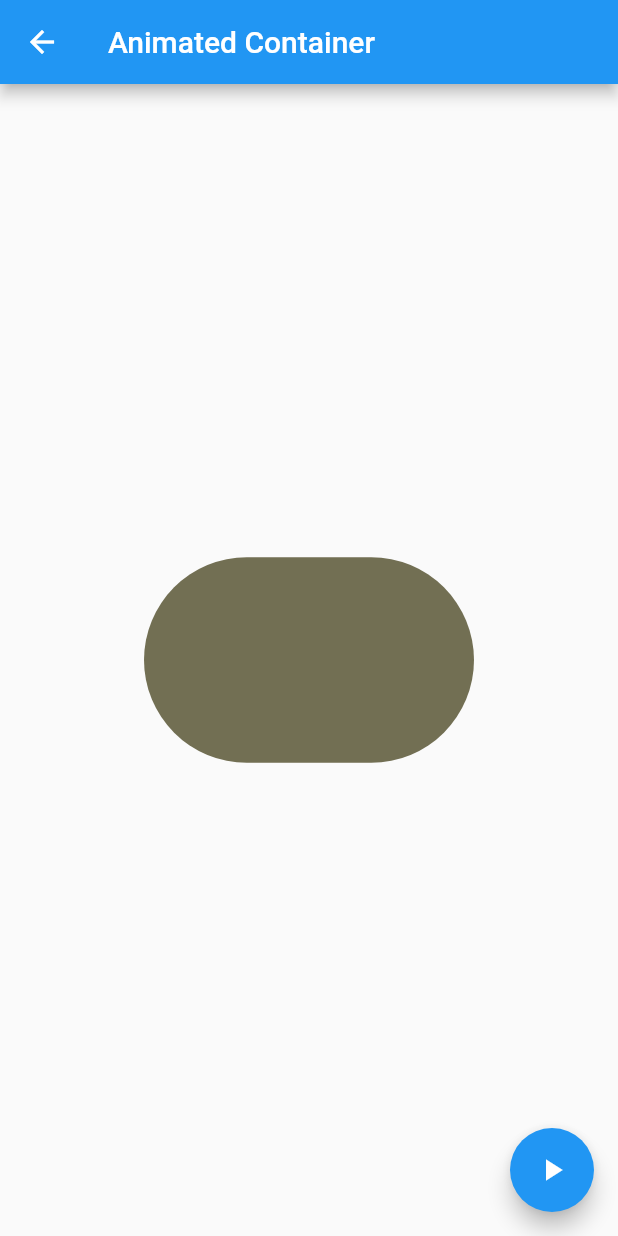
After one commit to SantiagoGonzalezFernandez/Flutter-Curso-Udemy, a Flutter app: the AnimatedContainerPage screen opened by its route, after a tap on the "play arrow" icon, on a phone screen of 412 x 824 dp. The commit adds this screen. Run offline on Flutter 3.47's test engine with Material 2 defaults, Android fonts, the phone set to English and light mode, and no system bars.

Commit message:
Termino el AnimatedContainer

```diff
--- a/componentes/data/menu_opts.json
+++ b/componentes/data/menu_opts.json
@@ -15,6 +15,11 @@
             "ruta" : "card",
             "icon" : "folder_open",
             "texto": "Cards - Tarjetas"
+        },
+        {
+            "ruta" : "animatedContainer",
+            "icon" : "donut_large",
+            "texto": "Animated Container"
         }
     ]
 }
--- /dev/null
+++ b/componentes/lib/src/pages/animated_container_page.dart
@@ -0,0 +1,63 @@
+//Imports that are not mine
+import 'dart:math';
+
+import 'package:flutter/material.dart';
+
+//Imports that are mine
+
+class AnimatedContainerPage extends StatefulWidget {
+
+  @override
+  _AnimatedContainerPageState createState() => _AnimatedContainerPageState();
+}
+
+class _AnimatedContainerPageState extends State<AnimatedContainerPage> {
+
+  double _width = 50.0;
+  double _height = 50.0;
+  Color _color = Colors.pink;
+
+  BorderRadiusGeometry _borderRadius = BorderRadius.circular(8.0);
+
+  @override
+  Widget build(BuildContext context) {
+    return Scaffold(
+      appBar: AppBar(
+        title: Text('Animated Container'),
+      ),
+      body: Center(
+        child: AnimatedContainer(
+          duration: Duration(seconds: 1),
+          curve: Curves.fastOutSlowIn,
+          width: _width,
+          height: _height,
+          decoration: BoxDecoration(
+            borderRadius: _borderRadius,
+            color: _color
+          ),
+        ),
+      ),
+      floatingActionButton: FloatingActionButton(
+        child: Icon(Icons.play_arrow),
+        onPressed: _cambiarForma,
+      ),
+    );
+  }
+
+  void _cambiarForma() {
+
+    final random = Random();
+
+    setState(() {
+      _width = random.nextInt(300).toDouble();
+      _height = random.nextInt(300).toDouble();
+      _borderRadius = BorderRadius.circular(random.nextInt(100).toDouble());
+      _color = Color.fromRGBO(
+        random.nextInt(255),
+        random.nextInt(255),
+        random.nextInt(255),
+        1
+      );
+    });
+  }
+}
--- a/componentes/lib/src/routes/routes.dart
+++ b/componentes/lib/src/routes/routes.dart
@@ -1,4 +1,5 @@
 //Importaciones que no son mias
+import 'package:componentes/src/pages/animated_container_page.dart';
 import 'package:flutter/material.dart';
 
 //Importaciones que si son mias
@@ -9,9 +10,10 @@ import 'package:componentes/src/pages/card_page.dart';
 
 Map<String, WidgetBuilder> getApplicationRoutes(){
   return <String, WidgetBuilder>{
-    'home'      : (BuildContext context) => HomePage(),
-    'alert'     : (BuildContext context) => AlertPage(),
-    'avatar'    : (BuildContext context) => AvatarPage(),
-    'card'      : (BuildContext context) => CardPage(),
+    'home'              : (BuildContext context) => HomePage(),
+    'alert'             : (BuildContext context) => AlertPage(),
+    'avatar'            : (BuildContext context) => AvatarPage(),
+    'card'              : (BuildContext context) => CardPage(),
+    'animatedContainer' : (BuildContext context) => AnimatedContainerPage(),
   };
 }
--- a/componentes/lib/src/utils/icono_string_util.dart
+++ b/componentes/lib/src/utils/icono_string_util.dart
@@ -5,6 +5,7 @@ final _icons = <String, IconData>{
   'add_alert'     : Icons.add_alert,
   'accessibility' : Icons.accessibility,
   'folder_open'   : Icons.folder_open,
+  'donut_large'   : Icons.donut_large,
 
 };
 
```
